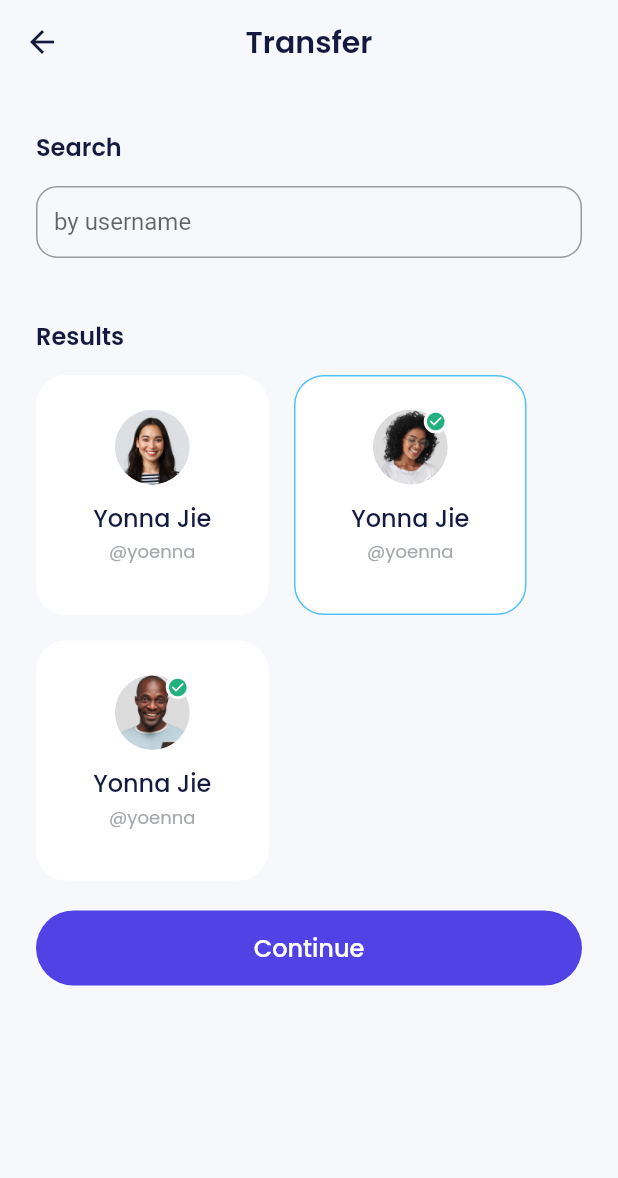
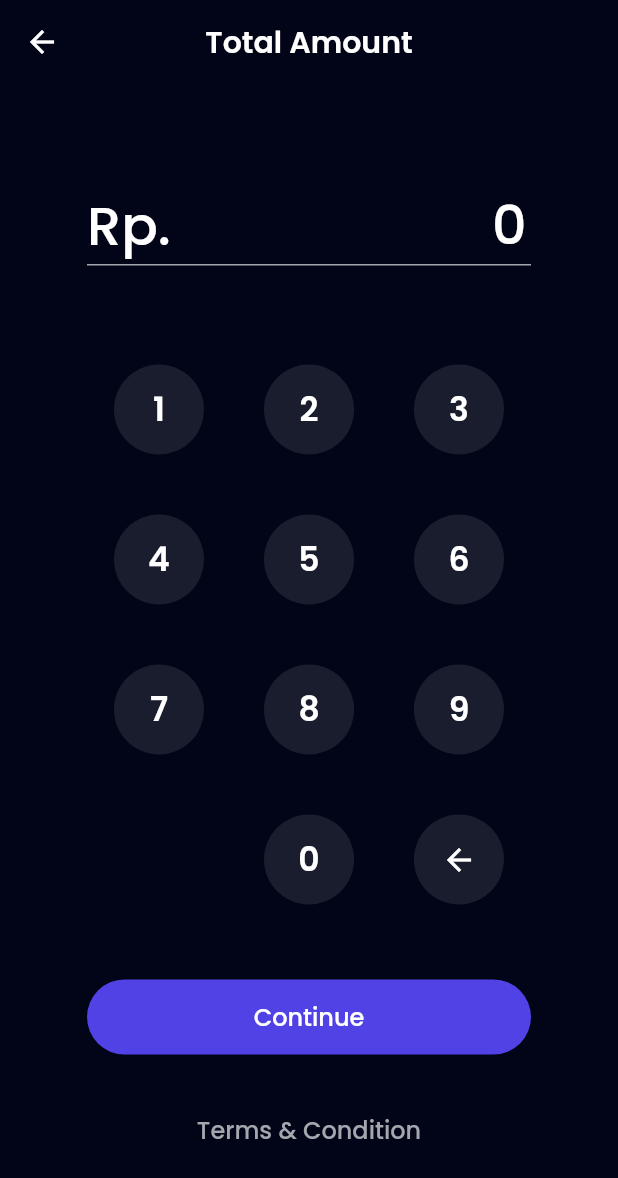
Before and after one commit to gwijaya94/bank_sha, a Flutter app: the TransferPage screen opened by its route, after a tap on "Continue", on a phone screen of 412 x 824 dp. Shown: the top 1178 px of the screen. Run offline on Flutter 3.47's test engine with Material 2 defaults, Android fonts, the phone set to English and light mode, and no system bars; our stand-ins replace carousel_slider, google_fonts.

Commit message:
- create UI TransferStatusPage, TransferAmountPage - add Routing to TransferStatusPage, TransferAmountPage

```diff
--- a/lib/main.dart
+++ b/lib/main.dart
@@ -30,6 +30,8 @@ class MyApp extends StatelessWidget {
         "/topup-amount": (context) => const TopupAmoutPage(),
         "/topup-status": (context) => const TopupStatusPage(),
         "/transfer": (context) => const TransferPage(),
+        "/transfer-amount": (context) => const TransferAmoutPage(),
+        "/transfer-status": (context) => const TransferStatusPage(),
       },
     );
   }
--- a/lib/ui/pages/index.dart
+++ b/lib/ui/pages/index.dart
@@ -15,3 +15,5 @@ export 'topup_page.dart';
 export 'topup_amount_page.dart';
 export 'topup_status_page.dart';
 export 'transfer_page.dart';
+export 'transfer_amount_page.dart';
+export 'transfer_status_page.dart';
--- /dev/null
+++ b/lib/ui/pages/transfer_amount_page.dart
@@ -0,0 +1,199 @@
+// ignore_for_file: use_build_context_synchronously
+
+import 'package:bank_sha/shared/theme.dart';
+import 'package:bank_sha/ui/widgets/index.dart';
+import 'package:bank_sha/utils/index.dart';
+import 'package:flutter/material.dart';
+import 'package:intl/intl.dart';
+
+class TransferAmoutPage extends StatefulWidget {
+  const TransferAmoutPage({Key? key}) : super(key: key);
+
+  @override
+  State<TransferAmoutPage> createState() => _TransferAmoutPageState();
+}
+
+class _TransferAmoutPageState extends State<TransferAmoutPage> {
+  final TextEditingController inputController =
+      TextEditingController(text: "0");
+
+  @override
+  void initState() {
+    super.initState();
+
+    inputController.addListener(() {
+      final text = inputController.text;
+
+      inputController.value = inputController.value.copyWith(
+        text: NumberFormat.currency(
+          locale: "id",
+          decimalDigits: 0,
+          symbol: "",
+        ).format(
+          int.parse(
+            text.replaceAll(".", ""),
+          ),
+        ),
+      );
+    });
+  }
+
+  addAmount(String number) {
+    setState(() {
+      String tempValue =
+          inputController.text == "0" ? "" : inputController.text;
+      inputController.text = tempValue + number;
+    });
+  }
+
+  deleteAmount() {
+    if (inputController.text.isNotEmpty) {
+      setState(() {
+        String textValue = inputController.text;
+        String tempValue = textValue.substring(0, textValue.length - 1);
+
+        if (tempValue.isEmpty) {
+          tempValue = "0";
+        }
+        inputController.text = tempValue;
+      });
+    }
+  }
+
+  @override
+  Widget build(BuildContext context) {
+    Size screenSize = getScreenSize(context);
+    double padHorizontal = 58;
+    double gap = 40;
+
+    return Screen(
+      backgroundColor: darkBgColor,
+      appBar: AppBarHeader(
+        title: "Total Amount",
+        titleStyle: whiteTextStyle.copyWith(
+          fontSize: 20,
+          fontWeight: semiBold,
+        ),
+        iconTheme: IconThemeData(
+          color: whiteColor,
+        ),
+        backgroundColor: darkBgColor,
+      ),
+      child: ListView(
+        padding: EdgeInsets.symmetric(
+          horizontal: padHorizontal,
+          vertical: 30,
+        ),
+        children: [
+          const SizedBox(
+            height: 37,
+          ),
+          SizedBox(
+            width: screenSize.width - padHorizontal * 2,
+            child: TextFormField(
+              enabled: false,
+              controller: inputController,
+              decoration: InputDecoration(
+                suffixIconColor: greenColor,
+                contentPadding: const EdgeInsets.only(right: 0),
+                disabledBorder: UnderlineInputBorder(
+                  borderSide: BorderSide(
+                    color: greyColor,
+                  ),
+                ),
+                focusedBorder: UnderlineInputBorder(
+                  borderSide: BorderSide(
+                    color: greyColor,
+                  ),
+                ),
+                prefixText: "Rp.",
+                prefixStyle: whiteTextStyle.copyWith(
+                  fontSize: 36,
+                  fontWeight: medium,
+                ),
+              ),
+              style: whiteTextStyle.copyWith(
+                fontSize: 36,
+                fontWeight: medium,
+              ),
+              textAlign: TextAlign.end,
+            ),
+          ),
+          const SizedBox(
+            height: 66,
+          ),
+          Center(
+            child: Wrap(
+              spacing: gap,
+              runSpacing: gap,
+              children: [
+                ..._buildButton1to9(addAmount),
+                const SizedBox(
+                  width: 60,
+                  height: 60,
+                ),
+                CustomInputButton(
+                  title: "0",
+                  onTap: () {
+                    addAmount("0");
+                  },
+                ),
+                CustomInputButton(
+                  onTap: () {
+                    deleteAmount();
+                  },
+                  contentWidget: Icon(
+                    Icons.arrow_back,
+                    color: whiteColor,
+                  ),
+                ),
+              ],
+            ),
+          ),
+          const SizedBox(
+            height: 50,
+          ),
+          CustomFilledButton(
+            title: "Continue",
+            onPressed: () async {
+              if (await Navigator.pushNamed(context, "/pin") == true) {
+                Navigator.pushNamedAndRemoveUntil(
+                  context,
+                  "/transfer-status",
+                  (route) => false,
+                );
+              }
+            },
+          ),
+          const SizedBox(
+            height: 25,
+          ),
+          CustomTextButton(
+            title: "Terms & Condition",
+            onPressed: () {},
+          )
+        ],
+      ),
+    );
+  }
+}
+
+List<Widget> _buildButton1to9(void Function(String)? addAmount) {
+  int index = 0;
+  List<Widget> listButton = [];
+
+  while (index < 9) {
+    String numberString = (index + 1).toString();
+    listButton.add(
+      CustomInputButton(
+        title: numberString,
+        onTap: () {
+          addAmount!(numberString);
+        },
+      ),
+    );
+    index++;
+  }
+
+  return listButton;
+}
--- a/lib/ui/pages/transfer_page.dart
+++ b/lib/ui/pages/transfer_page.dart
@@ -37,7 +37,9 @@ class TransferPage extends StatelessWidget {
           ),
           CustomFilledButton(
             title: "Continue",
-            onPressed: () {},
+            onPressed: () {
+              Navigator.pushNamed(context, "/transfer-amount");
+            },
           ),
           const SizedBox(
             height: 50,
```
Also changed, not shown: lib/ui/pages/transfer_status_page.dart (added, +52 -0 lines).
